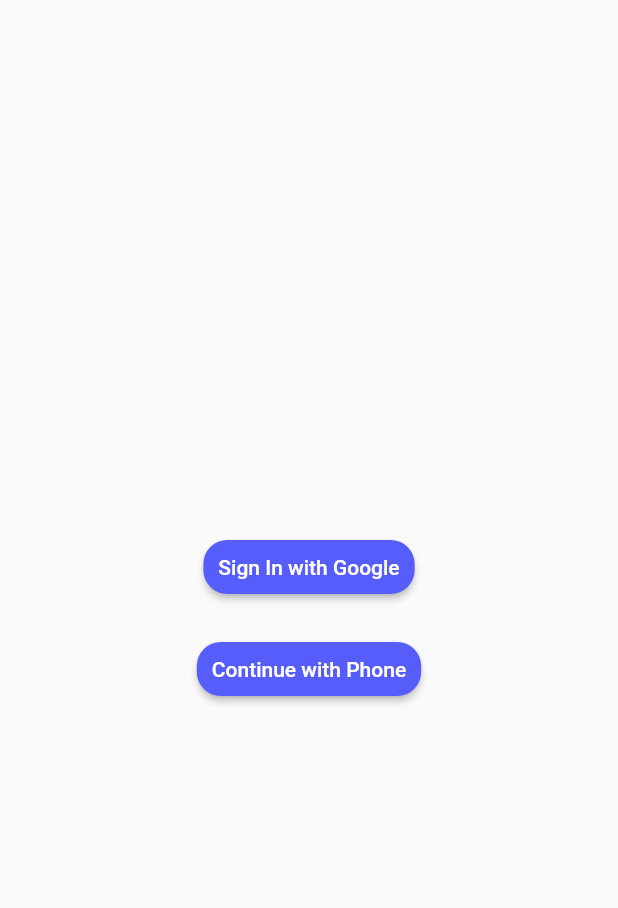
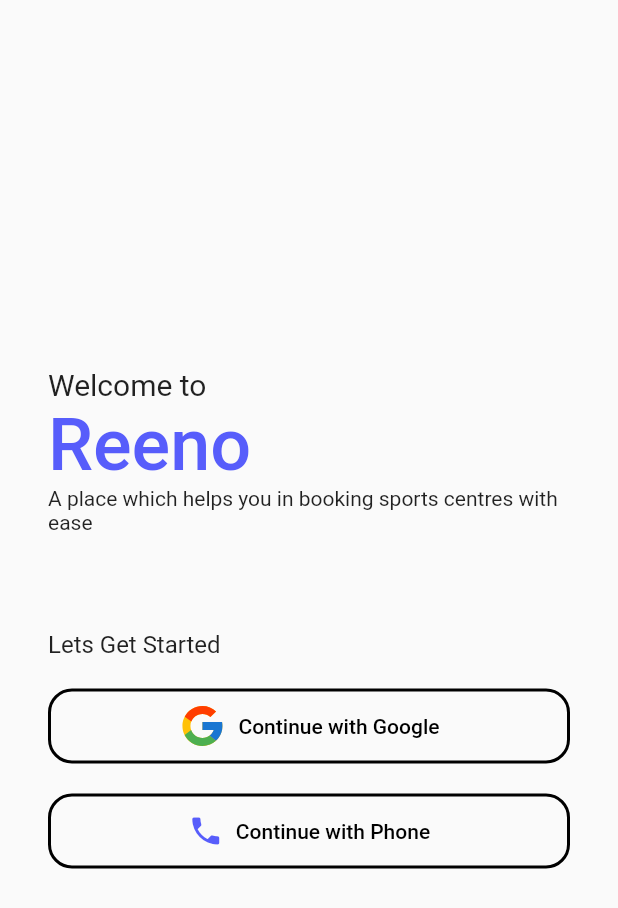
Before and after one commit to arpit-batra/Reeno, a Flutter app: the screen it shows after launch, on a phone screen of 412 x 824 dp. Shown: the top 908 px of the screen. Run offline on Flutter 3.47's test engine with Material 2 defaults, Android fonts, the phone set to English and light mode, and no system bars; our stand-ins replace firebase_auth, firebase_core, flutter_svg, google_sign_in, pin_code_fields; accounts and stored records are empty.

Commit message:
Refactored login screen

```diff
--- a/lib/helpers/phone_authentication.dart
+++ b/lib/helpers/phone_authentication.dart
@@ -60,7 +60,6 @@ class PhoneAuthentication {
         },
         codeSent: (String verificationId, int? resendToken) async {
           print('VeroCodeSent');
-
           final String codeEntered =
               (await Navigator.of(context).pushNamed(OtpScreen.routeName))
                   .toString();
--- a/lib/screens/login_screen.dart
+++ b/lib/screens/login_screen.dart
@@ -1,6 +1,7 @@
 import 'package:flutter/material.dart';
 import 'package:firebase_auth/firebase_auth.dart';
 import 'package:google_sign_in/google_sign_in.dart';
+import 'package:flutter_svg/flutter_svg.dart';
 
 import './../screens/phone_login_screen.dart';
 
@@ -25,27 +26,97 @@ class SignInScreen extends StatelessWidget {
     return await FirebaseAuth.instance.signInWithCredential(credential);
   }
 
+  ButtonStyle loginScreenButtonStyle() {
+    return ButtonStyle(
+      minimumSize: MaterialStateProperty.all(const Size(double.infinity, 50)),
+      side: MaterialStateProperty.all(
+          const BorderSide(color: Colors.black, width: 2)),
+      shape: MaterialStateProperty.all(
+        const RoundedRectangleBorder(
+          borderRadius: BorderRadius.all(
+            Radius.circular(16),
+          ),
+        ),
+      ),
+    );
+  }
+
   @override
   Widget build(BuildContext context) {
     return Scaffold(
       body: Center(
+        child: Padding(
+          padding: const EdgeInsets.all(32.0),
           child: Column(
+            crossAxisAlignment: CrossAxisAlignment.start,
             mainAxisAlignment: MainAxisAlignment.center,
             children: [
-            ElevatedButton(
-              onPressed: signInWithGoogle,
-              child: const Text('Sign In with Google'),
+              Column(
+                crossAxisAlignment: CrossAxisAlignment.start,
+                children: [
+                  const Text(
+                    'Welcome to',
+                    style: TextStyle(fontSize: 20),
+                  ),
+                  Text(
+                    'Reeno',
+                    style: TextStyle(
+                      fontSize: 48,
+                      color: Theme.of(context).primaryColor,
+                      fontWeight: FontWeight.w500,
+                    ),
+                  ),
+                  const Text(
+                      'A place which helps you in booking sports centres with ease'),
+                ],
+              ),
+              const SizedBox(
+                height: 64,
+              ),
+              Column(
+                crossAxisAlignment: CrossAxisAlignment.start,
+                children: [
+                  const Text(
+                    'Lets Get Started',
+                    style: TextStyle(fontSize: 16),
                   ),
                   const SizedBox(
                     height: 20,
                   ),
-            ElevatedButton(
+                  TextButton.icon(
+                    key: const ValueKey('Continue with Google'),
+                    onPressed: signInWithGoogle,
+                    label: const Text(
+                      'Continue with Google',
+                      style: TextStyle(color: Colors.black),
+                    ),
+                    icon: SvgPicture.asset(
+                      './assets/google-icon.svg',
+                      fit: BoxFit.fitHeight,
+                      height: 32,
+                    ),
+                    style: loginScreenButtonStyle(),
+                  ),
+                  const SizedBox(
+                    height: 20,
+                  ),
+                  TextButton.icon(
+                    key: const ValueKey('Continue with Phone'),
                     onPressed: () {
-                Navigator.of(context).pushNamed(PhoneLoginScreen.routeName);
+                      Navigator.of(context)
+                          .pushNamed(PhoneLoginScreen.routeName);
                     },
-              child: const Text('Continue with Phone'),
+                    label: const Text(
+                      'Continue with Phone',
+                      style: TextStyle(color: Colors.black),
+                    ),
+                    icon: const Icon(Icons.phone),
+                    style: loginScreenButtonStyle(),
                   )
                 ],
+              ),
+            ],
+          ),
         ),
       ),
     );
--- a/pubspec.yaml
+++ b/pubspec.yaml
@@ -33,6 +33,7 @@ dependencies:
   firebase_core: ^1.18.0
   google_sign_in: ^5.3.3
   pin_code_fields: ^7.4.0
+  flutter_svg: ^1.1.0
 
   # The following adds the Cupertino Icons font to your application.
   # Use with the CupertinoIcons class for iOS style icons.
@@ -61,9 +62,8 @@ flutter:
   uses-material-design: true
 
   # To add assets to your application, add an assets section, like this:
-  # assets:
-  #   - images/a_dot_burr.jpeg
-  #   - images/a_dot_ham.jpeg
+  assets:
+    - ./assets/google-icon.svg
 
   # An image asset can refer to one or more resolution-specific "variants", see
   # https://flutter.dev/assets-and-images/#resolution-aware
```
Also changed, not shown: assets/google-icon.svg (added), pubspec.lock. Lines whose indentation alone changed are shown as unchanged.
